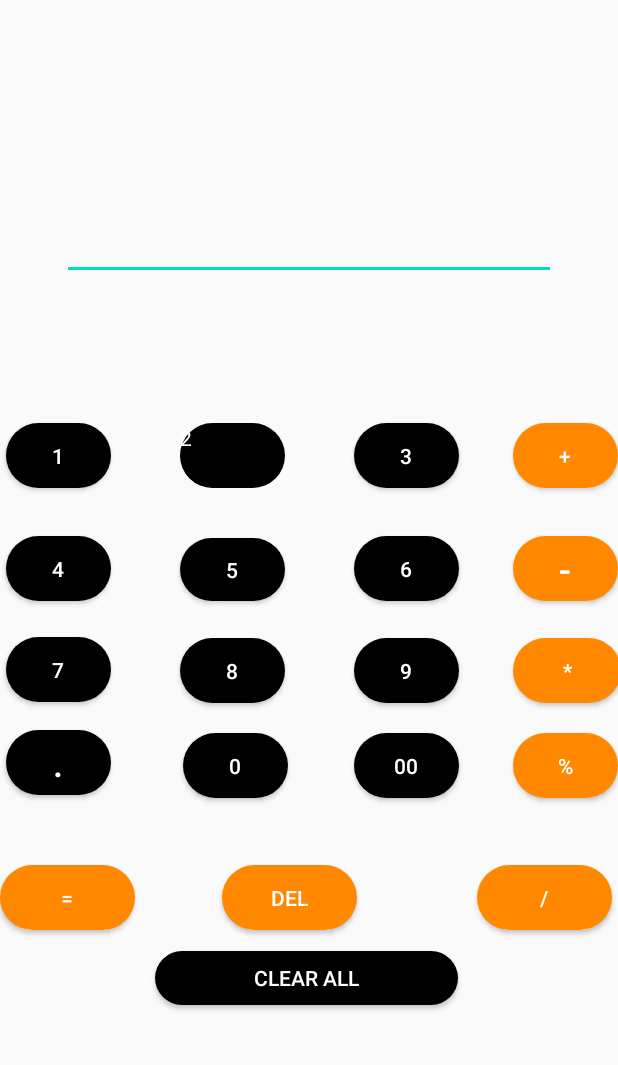
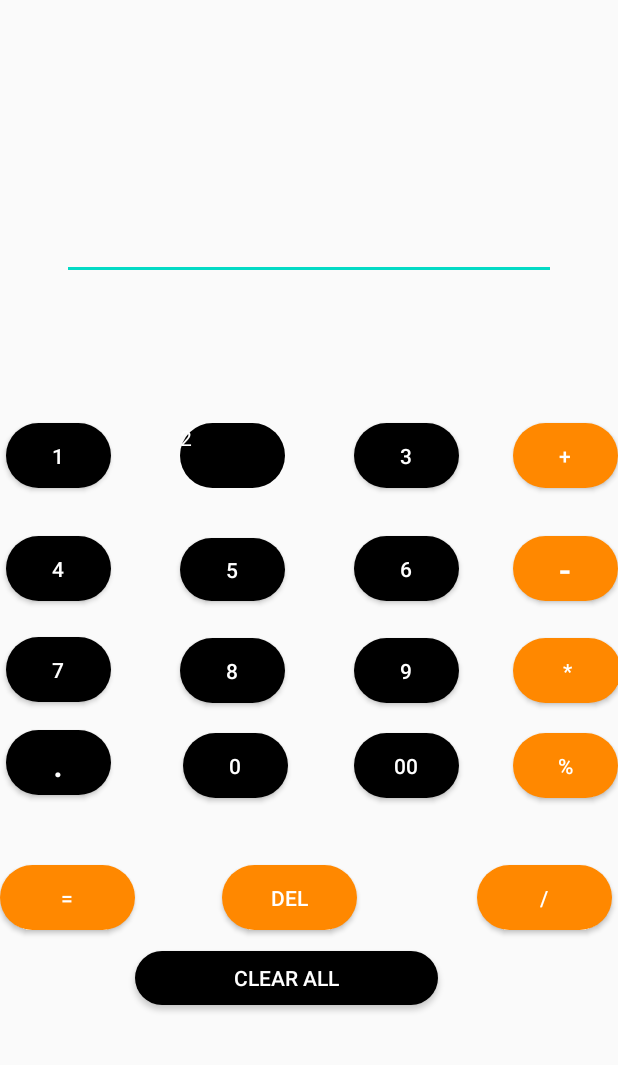
Before and after one commit to cybercrak/calc, an Android app: the screen it shows after launch (MainActivity), on a phone screen of 412 x 824 dp, the part 171-1236 px from its top. Run offline under Robolectric (Android 15) with nearby library versions, the phone set to English and light mode, and no system bars; 2 statements that could not run were skipped.

Commit message:
debug
Signed-off-by: cybercrak <nsarran37@gmail.com>

```diff
--- a/app/src/main/res/layout/activity_main.xml
+++ b/app/src/main/res/layout/activity_main.xml
@@ -253,7 +253,7 @@
         android:textColor="@android:color/background_light"
         app:layout_constraintBottom_toBottomOf="parent"
         app:layout_constraintEnd_toEndOf="parent"
-        app:layout_constraintHorizontal_bias="0.492"
+        app:layout_constraintHorizontal_bias="0.43"
         app:layout_constraintStart_toStartOf="parent"
         app:layout_constraintTop_toBottomOf="@+id/btnD"
         app:layout_constraintVertical_bias="1.0" />
```
